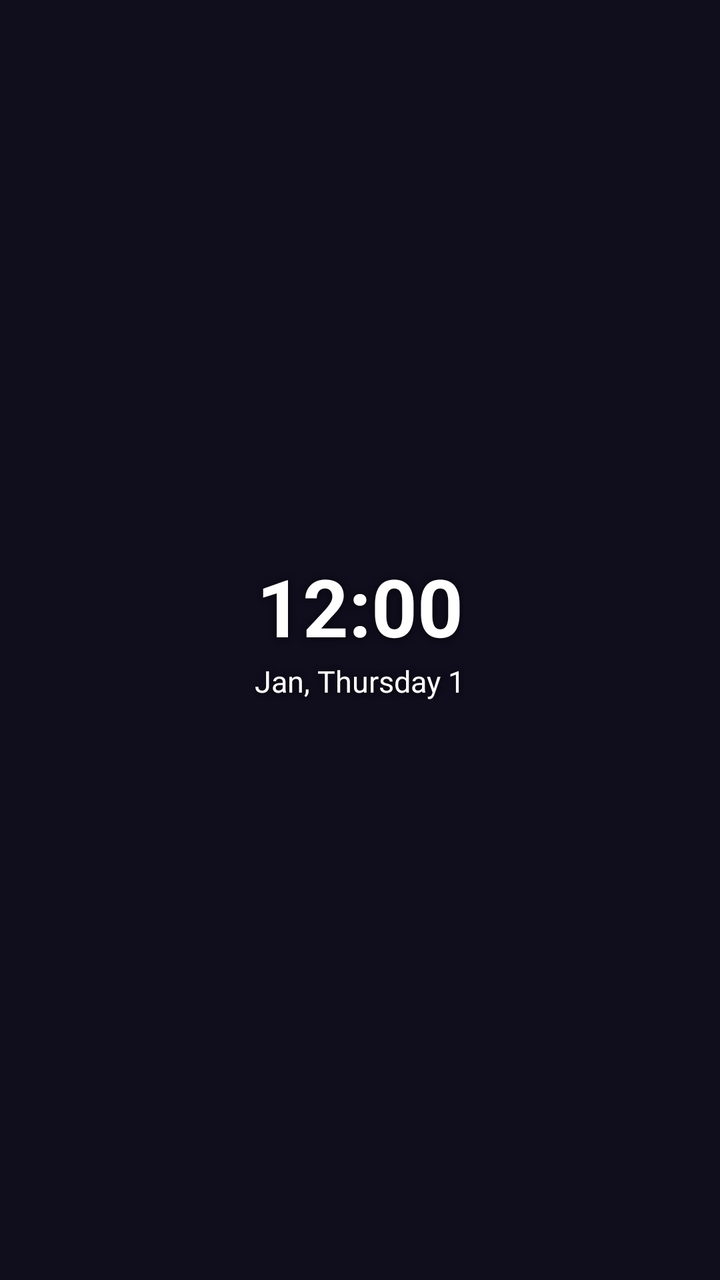
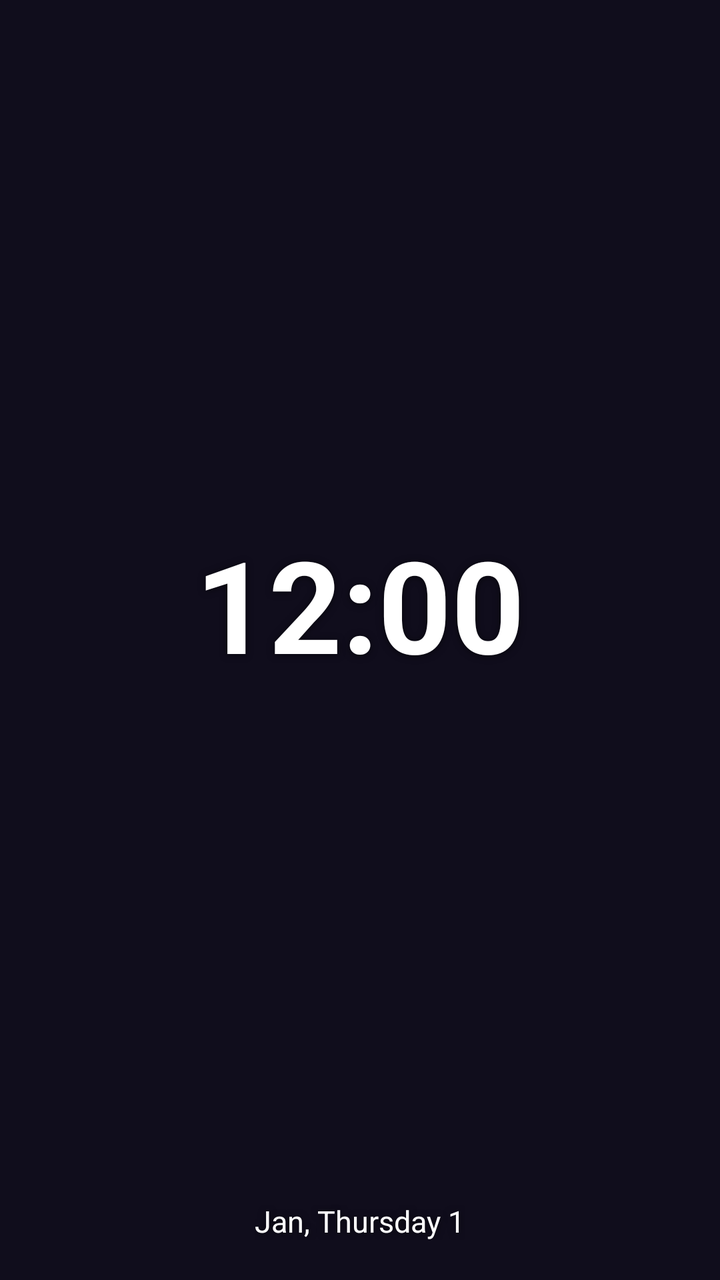

An Android layout rendered at two revisions. The XML below is the earlier revision; the diff shows what the commit changed to produce the second picture.
<!-- AndroidManifest.xml: application theme AppTheme -->
<!-- res/layout/widget_medium.xml -->
<?xml version="1.0" encoding="utf-8"?>
<LinearLayout xmlns:android="http://schemas.android.com/apk/res/android"
    android:id="@+id/widget_root"
    android:layout_width="match_parent"
    android:layout_height="match_parent"
    android:background="@drawable/widget_background"
    android:gravity="center"
    android:orientation="vertical"
    android:padding="12dp">
    <TextClock
        android:id="@+id/widget_time"
        android:format12Hour="h:mm"
        android:format24Hour="HH:mm"
        style="@style/WidgetText.Time"
        android:layout_width="wrap_content"
        android:layout_height="wrap_content"
        android:layout_marginBottom="0dp"
        android:textSize="40sp" />
    <TextClock
        android:id="@+id/widget_date"
        android:format12Hour="MMM, EEEE d"
        android:format24Hour="MMM, EEEE d"
        style="@style/WidgetText.Detail"
        android:layout_width="wrap_content"
        android:layout_height="wrap_content"
        android:layout_marginTop="4dp"
        android:maxLines="1" />
    <FrameLayout
        android:layout_width="wrap_content"
        android:layout_height="wrap_content"
        android:layout_marginTop="8dp">
    <LinearLayout
        android:id="@+id/widget_weather"
        android:layout_width="wrap_content"
        android:layout_height="wrap_content"
        android:gravity="center_vertical"
        android:orientation="horizontal"
        android:visibility="gone">
        <ImageView
            android:id="@+id/widget_weather_icon"
            android:layout_width="26dp"
            android:layout_height="26dp"
            android:layout_marginEnd="6dp" />
        <TextView
            android:id="@+id/widget_weather_temp"
            style="@style/WidgetText.Detail"
            android:layout_width="wrap_content"
            android:layout_height="wrap_content"
            android:textSize="17sp" />
    </LinearLayout>
    </FrameLayout>
    <TextView
        android:id="@+id/widget_event"
        style="@style/WidgetText.Small"
        android:layout_width="wrap_content"
        android:layout_height="wrap_content"
        android:layout_marginTop="6dp"
        android:ellipsize="end"
        android:maxLines="1"
        android:maxWidth="220dp"
        android:visibility="gone" />
</LinearLayout>
<!-- resources referenced by this layout -->
<resources>
  <!-- drawable widget_background (drawable) -->
  <?xml version="1.0" encoding="utf-8"?>
  <shape xmlns:android="http://schemas.android.com/apk/res/android" android:shape="rectangle">
      <solid android:color="@android:color/transparent" />
  </shape>
  <style name="WidgetText.Detail">
          <item name="android:textSize">15sp</item>
      </style>
  <style name="WidgetText.Small">
          <item name="android:textSize">13sp</item>
          <item name="android:textColor">#E6FFFFFF</item>
      </style>
  <style name="WidgetText.Time">
          <item name="android:textStyle">bold</item>
      </style>
  <style name="AppTheme" parent="Theme.AppCompat.DayNight.NoActionBar">
          <item name="android:editTextBackground">@drawable/rn_edit_text_material</item>
          <item name="android:windowBackground">@color/midnight_background</item>
          <item name="android:statusBarColor">@color/midnight_background</item>
          <item name="android:navigationBarColor">@color/midnight_background</item>
      </style>
  <!-- drawable rn_edit_text_material (drawable) -->
  <?xml version="1.0" encoding="utf-8"?>
  <inset xmlns:android="http://schemas.android.com/apk/res/android"
         android:insetLeft="@dimen/abc_edit_text_inset_horizontal_material"
         android:insetRight="@dimen/abc_edit_text_inset_horizontal_material"
         android:insetTop="@dimen/abc_edit_text_inset_top_material"
         android:insetBottom="@dimen/abc_edit_text_inset_bottom_material"
         >
  
      <selector>
          
          <item android:state_enabled="false" android:drawable="@drawable/abc_textfield_default_mtrl_alpha"/>
          <item android:drawable="@drawable/abc_textfield_activated_mtrl_alpha"/>
      </selector>
  
  </inset>
  <color name="midnight_background">#100D1C</color>
</resources>

<!-- the commit's change to res/layout/widget_medium.xml (unified diff, before → after) -->
@@ -12,10 +12,15 @@
         android:format12Hour="h:mm"
         android:format24Hour="HH:mm"
         style="@style/WidgetText.Time"
-        android:layout_width="wrap_content"
-        android:layout_height="wrap_content"
-        android:layout_marginBottom="0dp"
-        android:textSize="40sp" />
+        android:layout_width="match_parent"
+        android:layout_height="0dp"
+        android:layout_weight="1"
+        android:autoSizeTextType="uniform"
+        android:autoSizeMinTextSize="20sp"
+        android:autoSizeMaxTextSize="64sp"
+        android:autoSizeStepGranularity="1sp"
+        android:gravity="center"
+        android:maxLines="1" />
     <TextClock
         android:id="@+id/widget_date"
         android:format12Hour="MMM, EEEE d"
